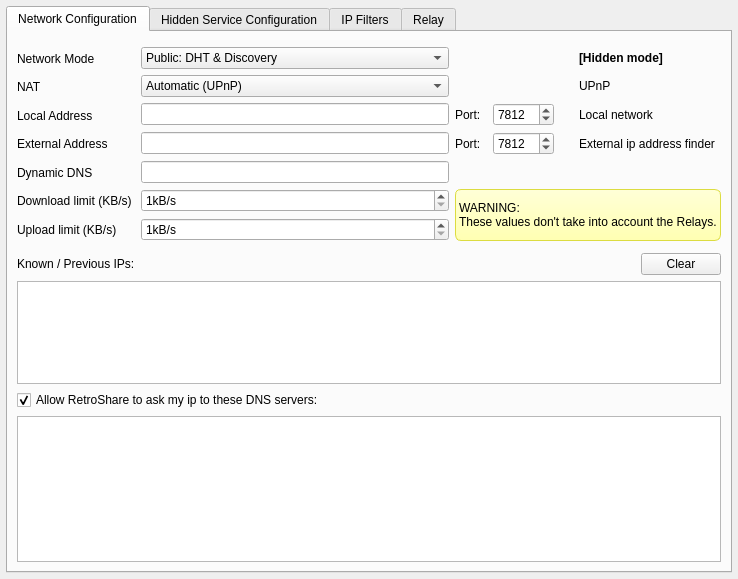
Qt form retroshare-gui/src/gui/settings/ServerPage.ui (RetroShare/RetroShare) before a commit.
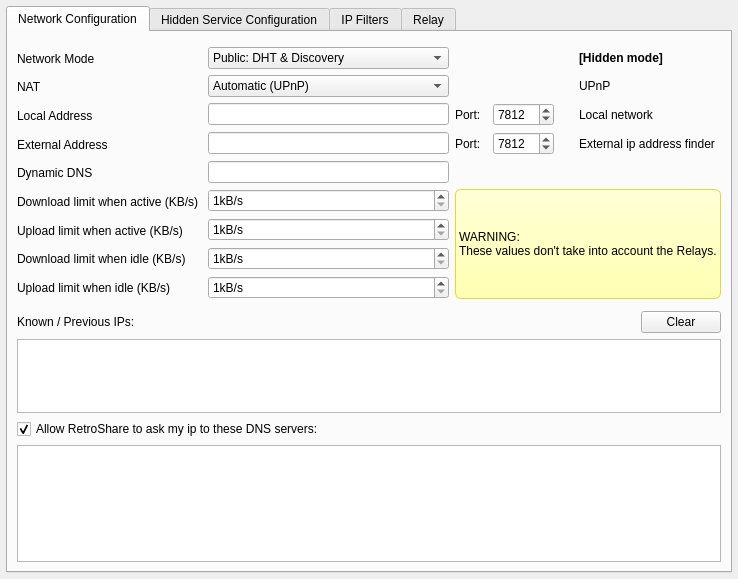
The same form after that commit. Icons and pictures are not drawn. Custom widgets are drawn as their Qt base class.

Commit message: Add max data rate option for when idle.

Patch:
```diff
--- a/retroshare-gui/src/gui/settings/ServerPage.ui
+++ b/retroshare-gui/src/gui/settings/ServerPage.ui
@@ -90,7 +90,7 @@
               </font>
              </property>
              <property name="text">
-              <string>Download limit (KB/s) </string>
+              <string>Download limit when active (KB/s) </string>
              </property>
             </widget>
            </item>
@@ -103,7 +103,33 @@
               </font>
              </property>
              <property name="text">
-              <string>Upload limit (KB/s) </string>
+              <string>Upload limit when active (KB/s) </string>
+             </property>
+            </widget>
+           </item>
+           <item>
+            <widget class="QLabel" name="label_totalDownloadRateWhenIdle">
+             <property name="font">
+              <font>
+               <weight>50</weight>
+               <bold>false</bold>
+              </font>
+             </property>
+             <property name="text">
+              <string>Download limit when idle (KB/s) </string>
+             </property>
+            </widget>
+           </item>
+           <item>
+            <widget class="QLabel" name="label_totalUploadRateWhenIdle">
+             <property name="font">
+              <font>
+               <weight>50</weight>
+               <bold>false</bold>
+              </font>
+             </property>
+             <property name="text">
+              <string>Upload limit when idle (KB/s) </string>
              </property>
             </widget>
            </item>
@@ -139,6 +165,31 @@
              </property>
             </widget>
            </item>
+           <item row="7" column="0">
+            <widget class="QSpinBox" name="totalDownloadRateWhenIdle">
+             <property name="sizePolicy">
+              <sizepolicy hsizetype="MinimumExpanding" vsizetype="Fixed">
+               <horstretch>0</horstretch>
+               <verstretch>0</verstretch>
+              </sizepolicy>
+             </property>
+             <property name="toolTip">
+              <string>&lt;html&gt;&lt;head/&gt;&lt;body&gt;&lt;p&gt;This download limit covers the whole application. However, in some situations, such as when transfering many small files at once, the estimated bandwidth becomes unreliable and the total value reported by Retroshare might exceed that limit. &lt;/p&gt;&lt;/body&gt;&lt;/html&gt;</string>
+             </property>
+             <property name="suffix">
+              <string>kB/s</string>
+             </property>
+             <property name="minimum">
+              <number>1</number>
+             </property>
+             <property name="maximum">
+              <number>100000</number>
+             </property>
+             <property name="value">
+              <number>1</number>
+             </property>
+            </widget>
+           </item>
            <item row="2" column="0">
             <widget class="QLineEdit" name="localAddress"/>
            </item>
@@ -361,6 +412,34 @@
              </property>
             </widget>
            </item>
+           <item row="8" column="0">
+            <widget class="QSpinBox" name="totalUploadRateWhenIdle">
+             <property name="sizePolicy">
+              <sizepolicy hsizetype="MinimumExpanding" vsizetype="Fixed">
+               <horstretch>0</horstretch>
+               <verstretch>0</verstretch>
+              </sizepolicy>
+             </property>
+             <property name="toolTip">
+              <string>&lt;html&gt;&lt;head/&gt;&lt;body&gt;&lt;p&gt;The upload limit covers the entire software. Too small an upload limit might eventually block low priority services (forums, channels). A minimum recommended value is 50KB/s. &lt;/p&gt;&lt;/body&gt;&lt;/html&gt;</string>
+             </property>
+             <property name="suffix">
+              <string>kB/s</string>
+             </property>
+             <property name="prefix">
+              <string/>
+             </property>
+             <property name="minimum">
+              <number>1</number>
+             </property>
+             <property name="maximum">
+              <number>100000</number>
+             </property>
+             <property name="value">
+              <number>1</number>
+             </property>
+            </widget>
+           </item>
            <item row="1" column="3">
             <layout class="QGridLayout" name="gLayout_upnp">
              <property name="leftMargin">
@@ -451,7 +530,7 @@
              </item>
             </layout>
            </item>
-           <item row="5" column="1" rowspan="2" colspan="3">
+           <item row="5" column="1" rowspan="4" colspan="3">
             <widget class="QLabel" name="info_warningBandwidth">
              <property name="palette">
               <palette>
```
The commit also changes 3 other files.
